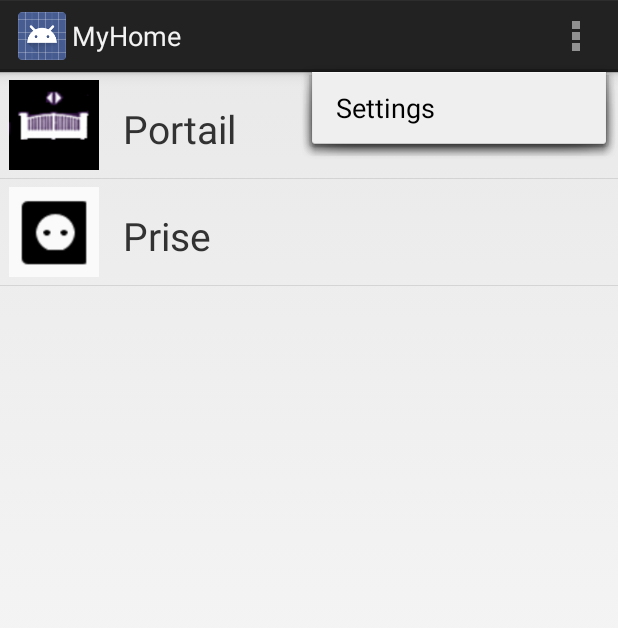
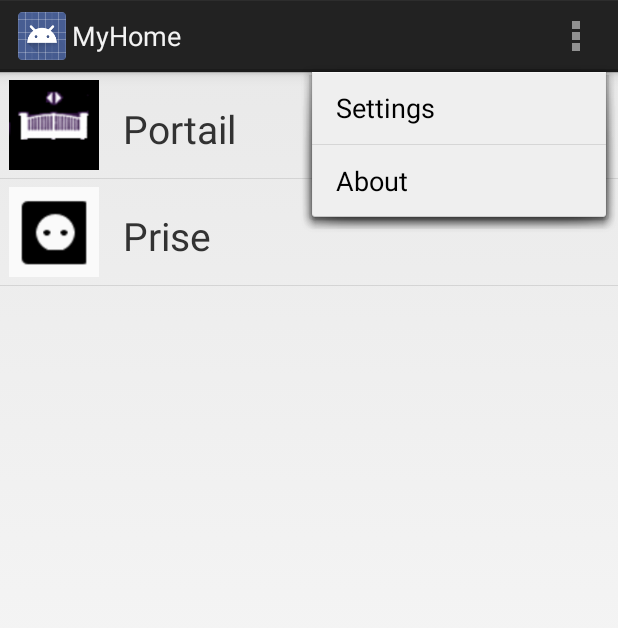
Before and after one commit to phoot/MyHome, an Android app: the screen it shows after launch (MyActivity), with the options menu open, on a phone screen of 412 x 824 dp. Shown: the top 628 px of the screen. Run offline under Robolectric (Android 15) with nearby library versions, the phone set to English and light mode, and no system bars.

```diff
--- a/app/src/main/java/fr/oxilea/myhome/ConnectedObject.java
+++ b/app/src/main/java/fr/oxilea/myhome/ConnectedObject.java
@@ -6,8 +6,8 @@ package fr.oxilea.myhome;
 public class ConnectedObject {
 
     // data structure: ObjectName | index | type (pulse 0 or On/off 1 | localIpAddress | local port | networkIpAddress | networkPort | localWifiName | devicePswd
-    String connectedObjectList [][]={   {"Portail", "0", "0","phoot.hd.free.fr","8899","xxx"},
-                                        {"Prise", "1", "1","phoot.hd.free.fr","8899","xxx"}};
+    String connectedObjectList [][]={   {"Portail", "0", "0","phoot.hd.free.fr","8899","b7eb8"},
+                                        {"Prise", "1", "1","phoot.hd.free.fr","8899","b7eb8"}};
 
     /**
      * Constructor of the class.
--- a/app/src/main/res/menu/my.xml
+++ b/app/src/main/res/menu/my.xml
@@ -5,4 +5,8 @@
         android:title="@string/action_settings"
         android:orderInCategory="100"
         android:showAsAction="never" />
+        <item android:id="@+id/action_about"
+        android:title="@string/action_about_txt"
+        android:orderInCategory="100"
+        android:showAsAction="never" />
 </menu>
--- a/app/src/main/res/values/strings.xml
+++ b/app/src/main/res/values/strings.xml
@@ -1,8 +1,7 @@
 <?xml version="1.0" encoding="utf-8"?>
 <resources>
-
     <string name="app_name">MyHome</string>
-    <string name="hello_world">Hello world!</string>
     <string name="action_settings">Settings</string>
-
+    <string name="action_about_txt">About</string>
+    <string name="about_text">My Home\n developped by Oxylea\n 2014</string>
 </resources>
```
Also changed, not shown: app/src/main/java/fr/oxilea/myhome/MyActivity.java (+22 -7 lines), app/src/main/res/layout/about_scr.xml (added, +19 -0 lines), app/src/main/res/layout/activity_my.xml (+1 -7 lines).
